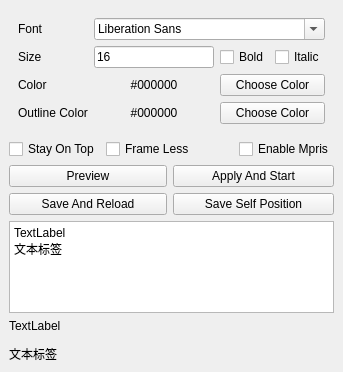
Above: src/settingwindow.ui from SmileYik/lyric-for-musicfox before the change. Below: the same form after it.
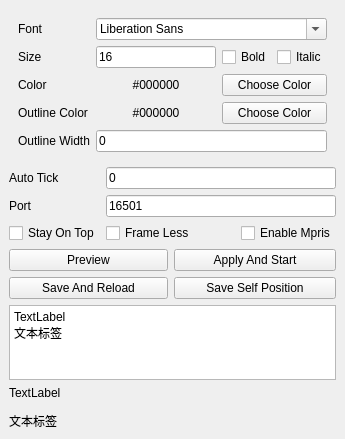
That is the form after the change.

Commit message: 设置窗口添加歌词接收端口修改、字体描边修改和自动激发歌词滚动间隔时间修改

```diff
--- a/src/settingwindow.ui
+++ b/src/settingwindow.ui
@@ -6,8 +6,8 @@
    <rect>
     <x>0</x>
     <y>0</y>
-    <width>303</width>
-    <height>372</height>
+    <width>317</width>
+    <height>439</height>
    </rect>
   </property>
   <property name="windowTitle">
@@ -104,10 +104,61 @@
          </property>
         </widget>
        </item>
+       <item row="4" column="0">
+        <widget class="QLabel" name="labelOutlineWidth">
+         <property name="text">
+          <string>Outline Width</string>
+         </property>
+        </widget>
+       </item>
+       <item row="4" column="1" colspan="3">
+        <widget class="QLineEdit" name="lineEditOutlineWidth">
+         <property name="toolTip">
+          <string>边框的宽度，单位为像素</string>
+         </property>
+         <property name="text">
+          <string>0</string>
+         </property>
+        </widget>
+       </item>
       </layout>
      </widget>
     </item>
     <item row="1" column="0">
+     <widget class="QLabel" name="labelOutlineWidth_2">
+      <property name="text">
+       <string>Auto Tick</string>
+      </property>
+     </widget>
+    </item>
+    <item row="1" column="1" colspan="3">
+     <widget class="QLineEdit" name="lineEditAutoTick">
+      <property name="toolTip">
+       <string>&lt;html&gt;&lt;head/&gt;&lt;body&gt;&lt;p&gt;默认使用Pathed的Musicfox这一模式下，依赖于Musicfox多次发送同一句歌词时激发歌词tick方法，使得歌词能够滚动；而 Mpris 模式下内部知道当前歌词到下一句歌词之间的间隔时间，并且同一句歌词只发送一次，此时就需要依赖Auto Tick方法让歌词滚动起来，代表隔多少&lt;span style=&quot; font-weight:700;&quot;&gt;毫秒&lt;/span&gt;激发tick方法一次。&lt;/p&gt;&lt;/body&gt;&lt;/html&gt;</string>
+      </property>
+      <property name="text">
+       <string>0</string>
+      </property>
+     </widget>
+    </item>
+    <item row="2" column="0">
+     <widget class="QLabel" name="labelOutlineWidth_3">
+      <property name="text">
+       <string>Port</string>
+      </property>
+     </widget>
+    </item>
+    <item row="2" column="1" colspan="3">
+     <widget class="QLineEdit" name="lineEditPort">
+      <property name="toolTip">
+       <string>接收歌词和指令信息的端口号</string>
+      </property>
+      <property name="text">
+       <string>16501</string>
+      </property>
+     </widget>
+    </item>
+    <item row="3" column="0">
      <widget class="QCheckBox" name="checkBoxStayOnTop">
       <property name="toolTip">
        <string>设定窗口是否置顶，仅发送信号至正在运行中的歌词窗口，不保存配置信息到本地中</string>
@@ -117,7 +168,7 @@
       </property>
      </widget>
     </item>
-    <item row="1" column="1" colspan="2">
+    <item row="3" column="1" colspan="2">
      <widget class="QCheckBox" name="checkBoxFrameLess">
       <property name="toolTip">
        <string>设定窗口是否拥有边框，仅发送信号至正在运行中的歌词窗口，不保存配置信息到本地中</string>
@@ -127,7 +178,7 @@
       </property>
      </widget>
     </item>
-    <item row="1" column="3">
+    <item row="3" column="3">
      <widget class="QCheckBox" name="checkBoxEnableMpris">
       <property name="toolTip">
        <string>启用 Mpris 支持并启用新的歌词控制模式, 启用该项及禁用该项需要重新启动程序</string>
@@ -137,17 +188,7 @@
       </property>
      </widget>
     </item>
-    <item row="2" column="0" colspan="2">
-     <widget class="QPushButton" name="pushButtonPreview">
-      <property name="toolTip">
-       <string>在下方的文本标签内预览字体变化</string>
-      </property>
-      <property name="text">
-       <string>Preview</string>
-      </property>
-     </widget>
-    </item>
-    <item row="2" column="2" colspan="2">
+    <item row="4" column="2" colspan="2">
      <widget class="QPushButton" name="pushButtonApply">
       <property name="toolTip">
        <string>应用配置至配置文件并且启动歌词窗口</string>
@@ -157,7 +198,7 @@
       </property>
      </widget>
     </item>
-    <item row="3" column="0" colspan="2">
+    <item row="5" column="0" colspan="2">
      <widget class="QPushButton" name="pushButtonReload">
       <property name="toolTip">
        <string>保存配置文件，发送重载信号至正在运行中的歌词窗口中</string>
@@ -167,7 +208,7 @@
       </property>
      </widget>
     </item>
-    <item row="3" column="2" colspan="2">
+    <item row="5" column="2" colspan="2">
      <widget class="QPushButton" name="pushButtonSaveSelf">
       <property name="toolTip">
        <string>发送保存位置信息信号至正在运行中的歌词窗口中</string>
@@ -177,7 +218,7 @@
       </property>
      </widget>
     </item>
-    <item row="4" column="0" colspan="4">
+    <item row="6" column="0" colspan="4">
      <widget class="QPlainTextEdit" name="plainTextEditPreviewText">
       <property name="plainText">
        <string>TextLabel
@@ -185,13 +226,23 @@
       </property>
      </widget>
     </item>
-    <item row="5" column="0">
+    <item row="7" column="0" colspan="4">
      <widget class="QLabel" name="labelPreview">
       <property name="text">
        <string>&lt;html&gt;&lt;head/&gt;&lt;body&gt;&lt;p&gt;TextLabel&lt;/p&gt;&lt;p&gt;文本标签&lt;/p&gt;&lt;/body&gt;&lt;/html&gt;</string>
       </property>
      </widget>
     </item>
+    <item row="4" column="0" colspan="2">
+     <widget class="QPushButton" name="pushButtonPreview">
+      <property name="toolTip">
+       <string>在下方的文本标签内预览字体变化</string>
+      </property>
+      <property name="text">
+       <string>Preview</string>
+      </property>
+     </widget>
+    </item>
    </layout>
   </widget>
  </widget>
```
Left out of the diff: 6 changed lines with no effect on the pictures. The commit also changes 2 other files.
